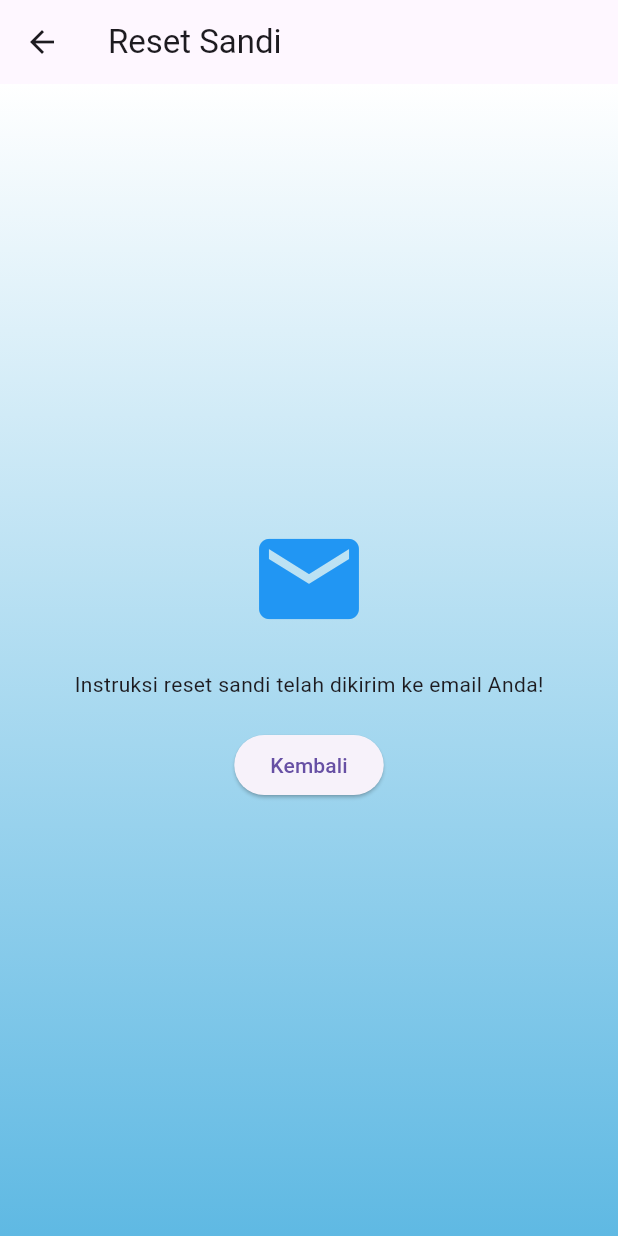
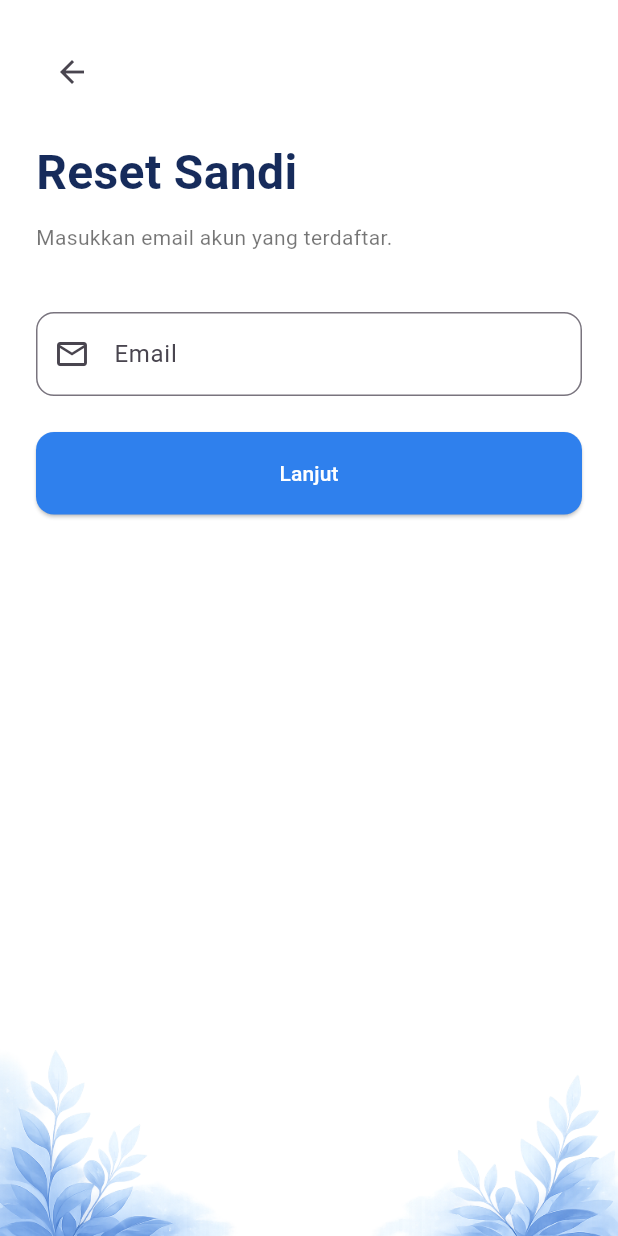
Before and after one commit to uinsaga-pmob/3A-02, a Flutter app: the ResetPage screen opened directly, on a phone screen of 412 x 824 dp. Run offline on Flutter 3.47's test engine with Material 3 defaults, Android fonts, the phone set to English and light mode, and no system bars; our stand-ins replace image_picker, shared_preferences, sqflite; accounts and stored records are empty.

Commit message:
new password

```diff
--- /dev/null
+++ b/devtools_options.yaml
@@ -0,0 +1,3 @@
+description: This file stores settings for Dart & Flutter DevTools.
+documentation: https://docs.flutter.dev/tools/devtools/extensions#configure-extension-enablement-states
+extensions:
--- a/lib/database/db_helper.dart
+++ b/lib/database/db_helper.dart
@@ -155,4 +155,29 @@ class DBHelper {
 
     return result.isNotEmpty;
   }
+
+  // CEK EMAIL
+  Future<bool> checkEmailExists(String email) async {
+    final database = await db;
+
+    final result = await database.query(
+      'users',
+      where: 'email = ?',
+      whereArgs: [email],
+    );
+
+    return result.isNotEmpty;
+  }
+
+  // UPDATE PASSWORD
+  Future<int> updatePassword(String email, String newPassword) async {
+    final database = await db;
+
+    return database.update(
+      'users',
+      {'password': newPassword},
+      where: 'email = ?',
+      whereArgs: [email],
+    );
+  }
 }
--- a/lib/reset_page.dart
+++ b/lib/reset_page.dart
@@ -1,44 +1,141 @@
 import 'package:flutter/material.dart';
-import 'package:app_3a_02/login_page.dart';
+import 'package:app_3a_02/database/db_helper.dart';
+import 'package:app_3a_02/new_password_page.dart';
 
-class ResetPage extends StatelessWidget {
+class ResetPage extends StatefulWidget {
   const ResetPage({super.key});
+
+  @override
+  State<ResetPage> createState() => _ResetPageState();
+}
+
+class _ResetPageState extends State<ResetPage> {
+  final emailController = TextEditingController();
+
+  Future<void> cekEmail() async {
+    String email = emailController.text.trim();
+
+    if (email.isEmpty) {
+      ScaffoldMessenger.of(
+        context,
+      ).showSnackBar(const SnackBar(content: Text("Masukkan email")));
+      return;
+    }
+
+    bool exists = await DBHelper.instance.checkEmailExists(email);
+
+    if (!mounted) return;
+
+    if (exists) {
+      Navigator.push(
+        context,
+        MaterialPageRoute(builder: (_) => NewPasswordPage(email: email)),
+      );
+    } else {
+      ScaffoldMessenger.of(
+        context,
+      ).showSnackBar(const SnackBar(content: Text("Email tidak ditemukan")));
+    }
+  }
 
   @override
   Widget build(BuildContext context) {
     return SafeArea(
       child: Scaffold(
-        backgroundColor: Colors.transparent, // Biarkan transparan
-        appBar: AppBar(title: Text("Reset Sandi")),
-        body: Container(
-          decoration: BoxDecoration(
-            gradient: LinearGradient(
-              begin: Alignment.topCenter,
-              end: Alignment.bottomCenter,
-              colors: [
-                Colors.white,
-                Color(0xFF5FB9E3), // Gradient sama dengan LoginPage
-              ],
+        backgroundColor: Colors.white,
+
+        body: Stack(
+          children: [
+            Positioned(
+              bottom: 0,
+              left: 0,
+              right: 0,
+              child: Image.asset(
+                "assets/images/leaf_bottom.png",
+                fit: BoxFit.cover,
+                height: 250,
+              ),
             ),
-          ),
-          child: Center(
-            child: Padding(
-              padding: EdgeInsets.all(20),
+
+            Padding(
+              padding: const EdgeInsets.all(24),
+
               child: Column(
-                mainAxisAlignment: MainAxisAlignment.center,
+                crossAxisAlignment: CrossAxisAlignment.start,
+
                 children: [
-                  Icon(Icons.email, size: 80, color: Colors.blue),
-                  SizedBox(height: 20),
-                  Text("Instruksi reset sandi telah dikirim ke email Anda!"),
-                  SizedBox(height: 20),
-                  ElevatedButton(
-                    onPressed: () => Navigator.pop(context),
-                    child: Text("Kembali"),
+                  IconButton(
+                    onPressed: () {
+                      Navigator.pop(context);
+                    },
+
+                    icon: const Icon(Icons.arrow_back),
+                  ),
+
+                  const SizedBox(height: 20),
+
+                  const Text(
+                    "Reset Sandi",
+
+                    style: TextStyle(
+                      fontSize: 32,
+                      fontWeight: FontWeight.bold,
+                      color: Color(0xFF162B5B),
+                    ),
+                  ),
+
+                  const SizedBox(height: 10),
+
+                  const Text(
+                    "Masukkan email akun yang terdaftar.",
+
+                    style: TextStyle(color: Colors.black54),
+                  ),
+
+                  const SizedBox(height: 40),
+
+                  TextField(
+                    controller: emailController,
+
+                    decoration: InputDecoration(
+                      hintText: "Email",
+
+                      prefixIcon: const Icon(Icons.email_outlined),
+
+                      border: OutlineInputBorder(
+                        borderRadius: BorderRadius.circular(12),
+                      ),
+                    ),
+                  ),
+
+                  const SizedBox(height: 24),
+
+                  SizedBox(
+                    width: double.infinity,
+                    height: 55,
+
+                    child: ElevatedButton(
+                      onPressed: cekEmail,
+
+                      style: ElevatedButton.styleFrom(
+                        backgroundColor: const Color(0xFF2F80ED),
+
+                        shape: RoundedRectangleBorder(
+                          borderRadius: BorderRadius.circular(12),
+                        ),
+                      ),
+
+                      child: const Text(
+                        "Lanjut",
+
+                        style: TextStyle(color: Colors.white),
+                      ),
+                    ),
                   ),
                 ],
               ),
             ),
-          ),
+          ],
         ),
       ),
     );
```
Also changed, not shown: lib/login_page.dart (+96 -35 lines), lib/new_password_page.dart (added, +199 -0 lines), lib/register_page.dart (+66 -4 lines).
